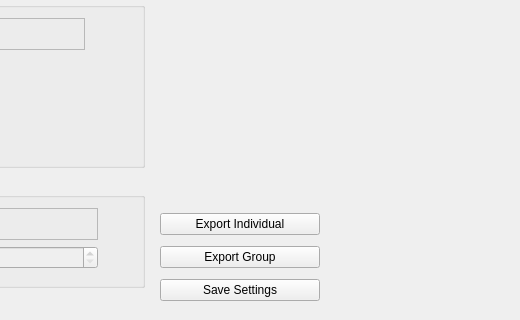
Before: the Qt Designer form mainwindow.ui in Benzoate/python-mpfontgen, drawn with Qt 5; both pictures show x 280 to 800 and y 382 to 702 of the 800 by 702 pixel window.
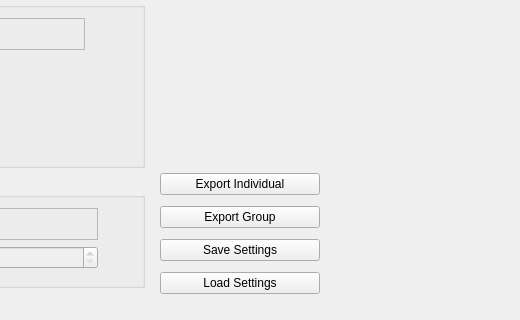
After: the same form once the commit is applied. Custom widgets are drawn as their Qt base class.

Commit message: export seperate images

```diff
--- a/mainwindow.ui
+++ b/mainwindow.ui
@@ -426,7 +426,7 @@
       <x>440</x>
       <y>30</y>
       <width>351</width>
-      <height>551</height>
+      <height>501</height>
      </rect>
     </property>
    </widget>
@@ -434,9 +434,9 @@
     <property name="geometry">
      <rect>
       <x>440</x>
-      <y>590</y>
+      <y>550</y>
       <width>160</width>
-      <height>100</height>
+      <height>134</height>
      </rect>
     </property>
     <layout class="QVBoxLayout" name="verticalLayout">
@@ -461,6 +461,13 @@
        </property>
       </widget>
      </item>
+     <item>
+      <widget class="QPushButton" name="loadSettingsButton">
+       <property name="text">
+        <string>Load Settings</string>
+       </property>
+      </widget>
+     </item>
     </layout>
    </widget>
   </widget>
```
Left out of the diff: 7 changed lines with no effect on the pictures. The commit also changes 2 other files.
